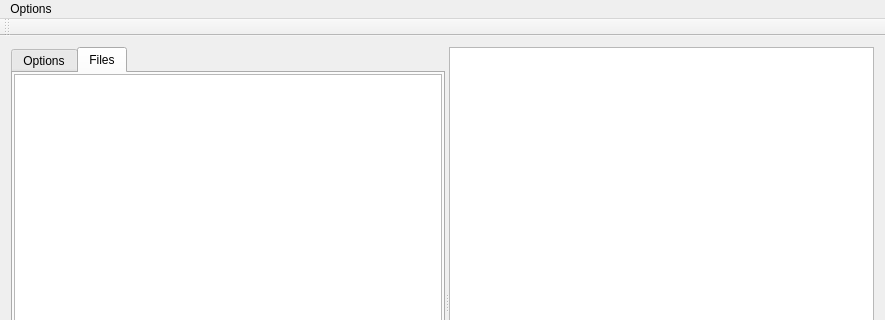
This is mainwindow.ui in andreisebastianc/Cloud-movement-detection-in-satellite-images as Qt 5 draws it before an edit; both pictures show x 0 to 885 and y 0 to 320 of the 885 by 590 pixel window. The edited form follows.
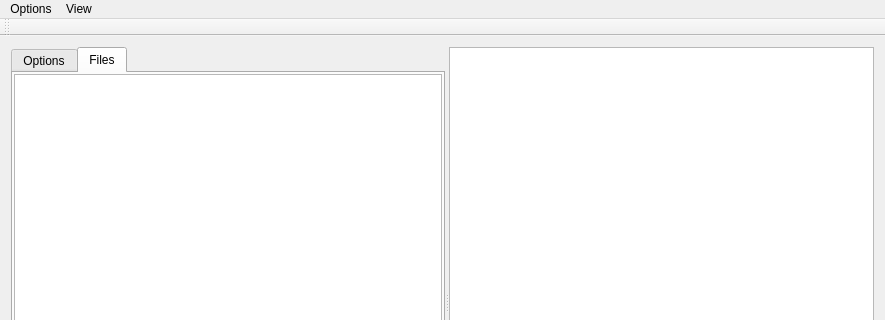
This is the edited form. Custom widgets are drawn as their Qt base class.

Commit message: Added scroll zoom for the graphics view. Added option to remove background grid.

Diff of the .ui file:
```diff
--- a/mainwindow.ui
+++ b/mainwindow.ui
@@ -270,7 +270,14 @@
     <addaction name="actionClear_Vectors"/>
     <addaction name="menuClear"/>
    </widget>
+   <widget class="QMenu" name="menuView">
+    <property name="title">
+     <string>View</string>
+    </property>
+    <addaction name="actionGrid"/>
+   </widget>
    <addaction name="menuOptions"/>
+   <addaction name="menuView"/>
   </widget>
   <widget class="QToolBar" name="mainToolBar">
    <attribute name="toolBarArea">
```
Left out of the diff: 11 changed lines with no effect on the pictures. The commit also changes 3 other files.
